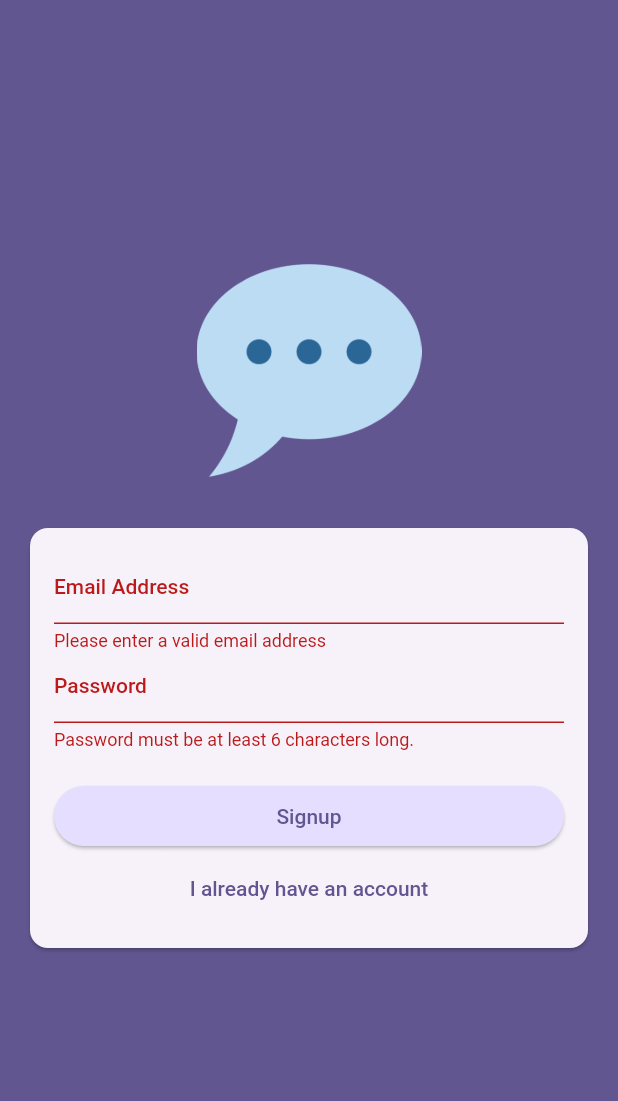
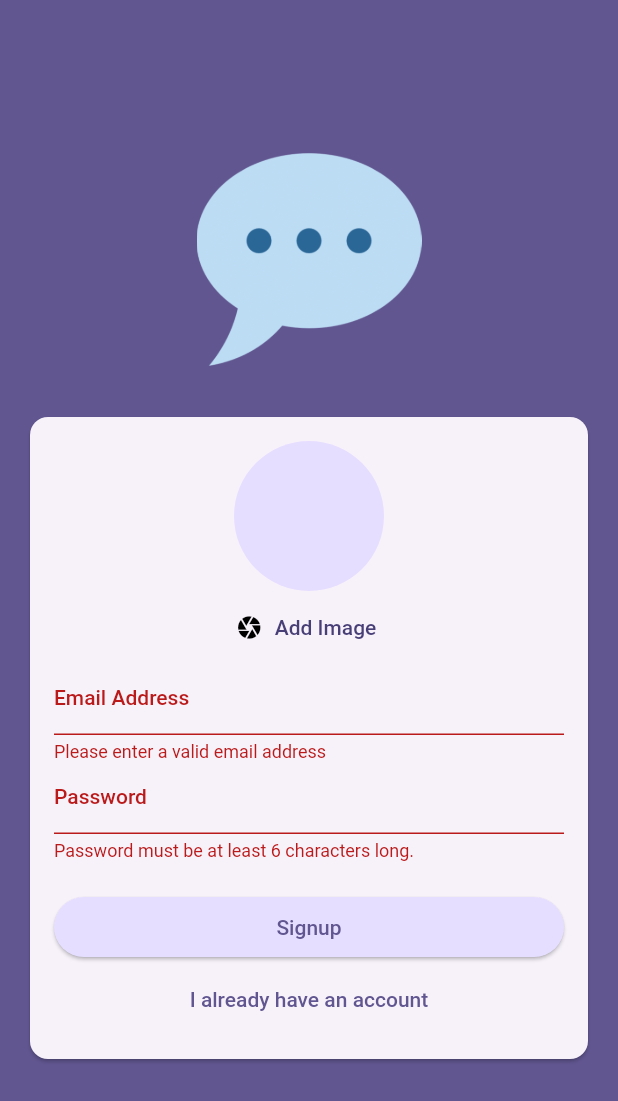
Before and after one commit to TheShivamPatel/RemoteWorkCollaboration, a Flutter app: the screen it shows after launch, after a tap on "Login", after a tap on "Create an account", on a phone screen of 412 x 824 dp. Shown: the top 1101 px of the screen. Run offline on Flutter 3.47's test engine with Material 2 defaults, Android fonts, the phone set to English and light mode, and no system bars; our stand-ins replace firebase_auth, firebase_core, image_picker; accounts and stored records are empty.

Commit message:
Image picked from gallery.

```diff
--- a/lib/screens/auth_screen.dart
+++ b/lib/screens/auth_screen.dart
@@ -1,3 +1,4 @@
+import 'package:chatterbox/widgets/user_image_picker.dart';
 import 'package:firebase_auth/firebase_auth.dart';
 import 'package:flutter/cupertino.dart';
 import 'package:flutter/material.dart';
@@ -71,6 +72,7 @@ class _AuthScreenState extends State<AuthScreen> {
                       child: Column(
                         mainAxisSize: MainAxisSize.min,
                         children: [
+                          if (!_isLogin) const UserImagePicker(),
                           TextFormField(
                             decoration: const InputDecoration(
                               labelText: 'Email Address',
--- /dev/null
+++ b/lib/widgets/user_image_picker.dart
@@ -0,0 +1,58 @@
+import 'dart:io';
+
+import 'package:flutter/cupertino.dart';
+import 'package:flutter/material.dart';
+import 'package:image_picker/image_picker.dart';
+
+class UserImagePicker extends StatefulWidget {
+  const UserImagePicker({super.key});
+
+  @override
+  State<UserImagePicker> createState() => _UserImagePickerState();
+}
+
+class _UserImagePickerState extends State<UserImagePicker> {
+  File? _pickedImageFile;
+
+  void _pickImage() async {
+    final pickedImage = await ImagePicker().pickImage(
+      source: ImageSource.gallery,
+      imageQuality: 90,
+      maxWidth: 250,
+    );
+
+    if (pickedImage == null) {
+      return;
+    }
+
+    setState(() {
+      _pickedImageFile = File(pickedImage.path);
+    });
+  }
+
+  @override
+  Widget build(BuildContext context) {
+    return Column(
+      children: [
+        CircleAvatar(
+          radius: 50,
+          foregroundImage:
+              _pickedImageFile != null ? FileImage(_pickedImageFile!) : null,
+        ),
+        TextButton.icon(
+          onPressed: _pickImage,
+          icon: const Icon(
+            Icons.camera,
+            color: Colors.black,
+          ),
+          label: Text(
+            'Add Image',
+            style: TextStyle(
+              color: Theme.of(context).colorScheme.onPrimaryContainer,
+            ),
+          ),
+        )
+      ],
+    );
+  }
+}
```
